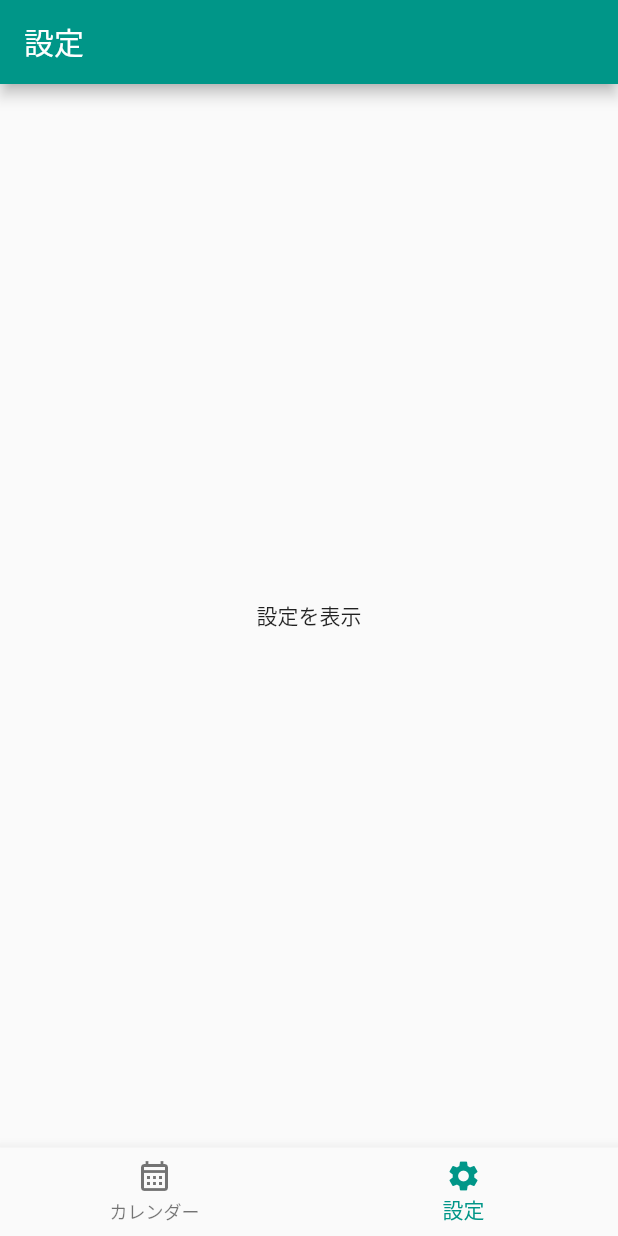
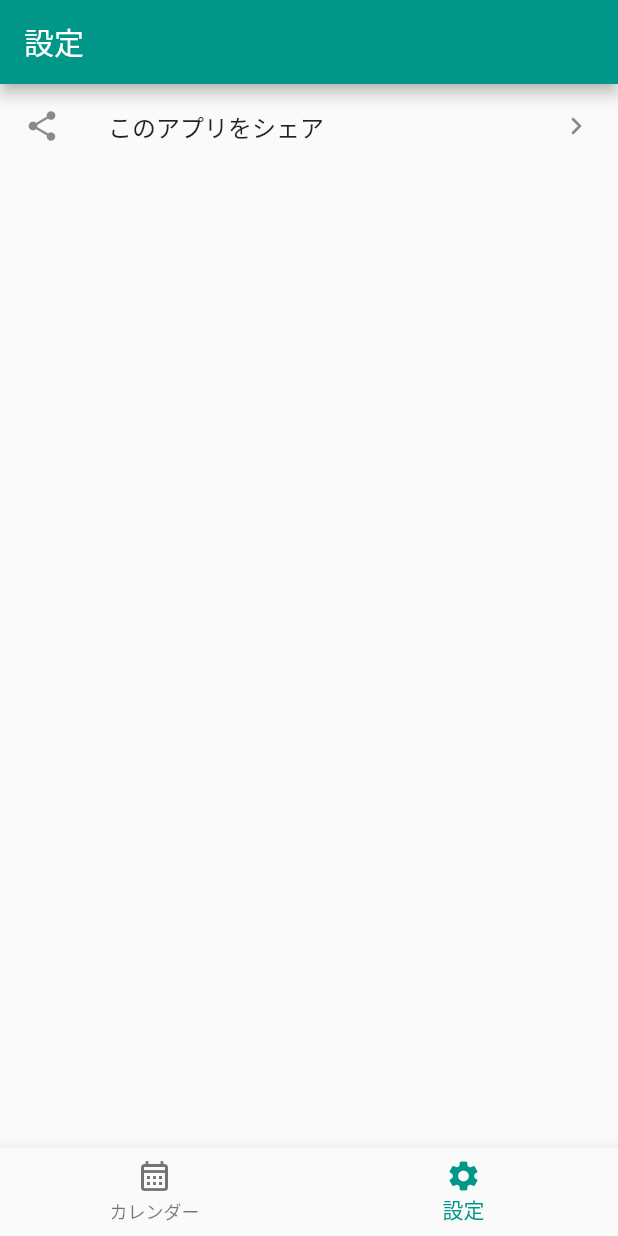
Before and after one commit to sa8a/stomach_ache_app, a Flutter app: the screen it shows after launch, item 2 of the bottom bar chosen, on a phone screen of 412 x 824 dp. Run offline on Flutter 3.47's test engine with Material 2 defaults, Android fonts, the phone set to English and light mode, and no system bars.

Commit message:
add: 設定画面をListViewで表示

```diff
--- a/lib/screens/setting_page.dart
+++ b/lib/screens/setting_page.dart
@@ -9,8 +9,16 @@ class SettingPage extends StatelessWidget {
       appBar: AppBar(
         title: const Text('設定'),
       ),
-      body: const Center(
-        child: Text('設定を表示'),
+      body: Center(
+        child: ListView(
+          children: const [
+            ListTile(
+              leading: Icon(Icons.share),
+              title: Text('このアプリをシェア'),
+              trailing: Icon(Icons.keyboard_arrow_right_rounded),
+            ),
+          ],
+        ),
       ),
     );
   }
```
